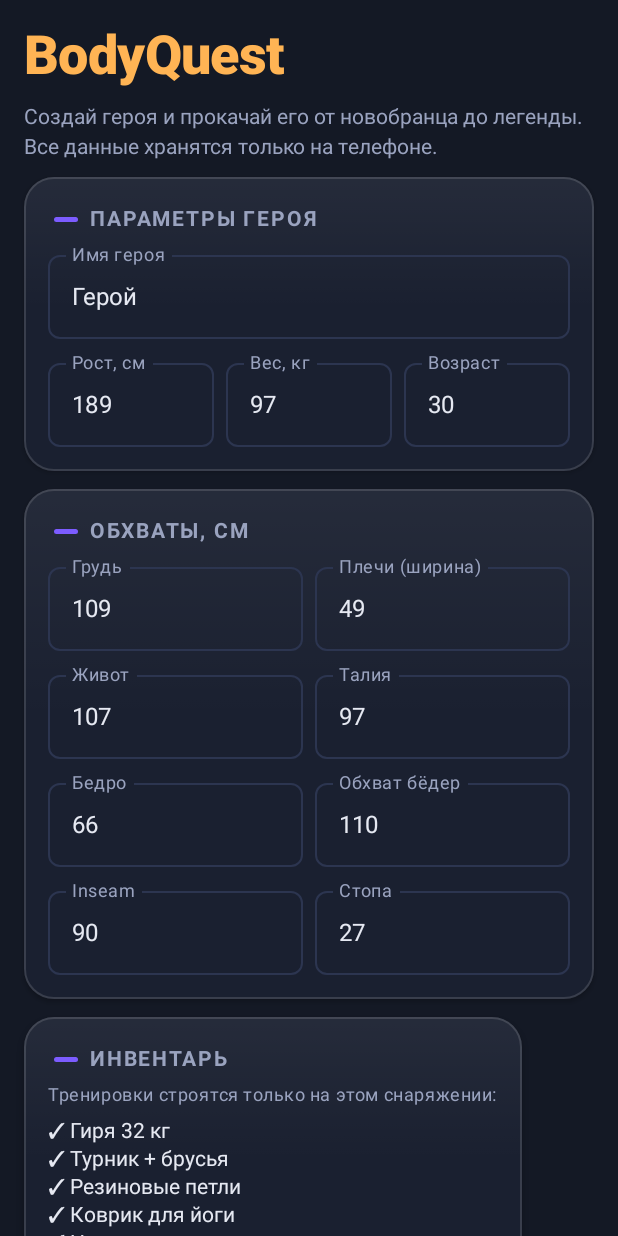
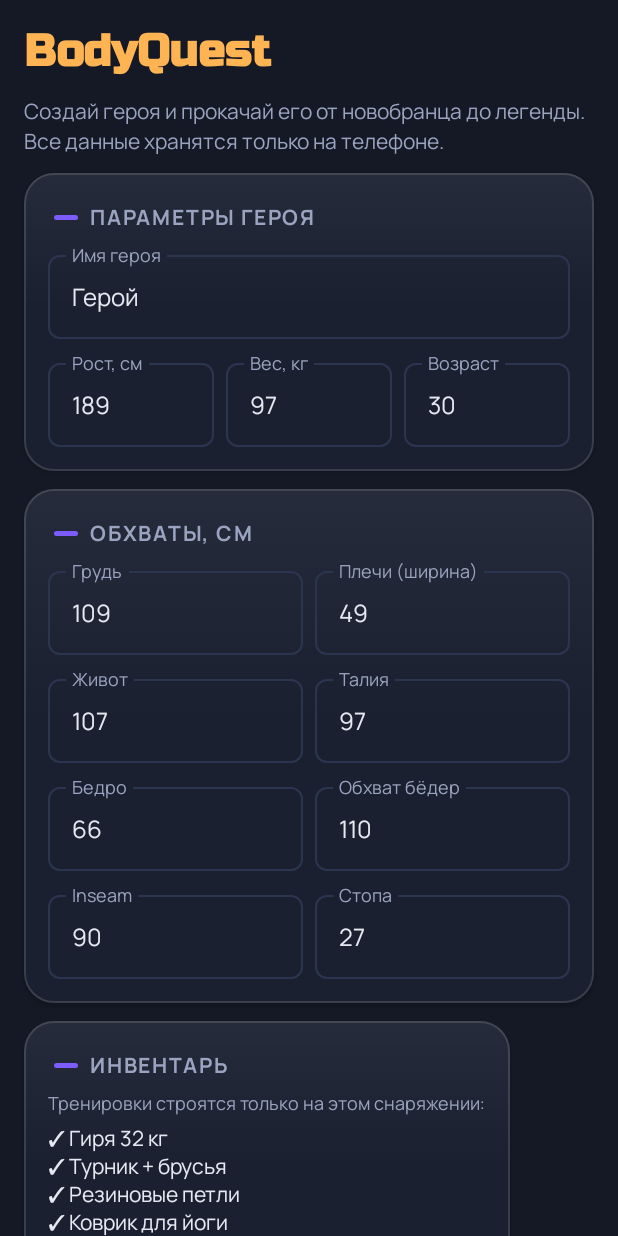
Before and after one commit to kiltler/kiltler, an Android app built with Jetpack Compose: the screen it shows after launch (MainActivity), on a phone screen of 412 x 824 dp. Run offline under Robolectric (Android 15) with nearby library versions, the phone set to English and light mode, and no system bars; our stand-ins replace Room's generated code.

Commit message:
UI final: Manrope + Russo One fonts (вшиты в res/font), restyled bottom navigation

```diff
--- a/app/src/main/java/com/bodyquest/app/ui/Navigation.kt
+++ b/app/src/main/java/com/bodyquest/app/ui/Navigation.kt
@@ -1,18 +1,26 @@
 package com.bodyquest.app.ui
 
 import androidx.compose.foundation.layout.Box
+import androidx.compose.foundation.layout.Column
 import androidx.compose.foundation.layout.fillMaxSize
 import androidx.compose.foundation.layout.padding
 import androidx.compose.material.icons.Icons
+import androidx.compose.material.icons.automirrored.filled.ShowChart
+import androidx.compose.material.icons.automirrored.outlined.ShowChart
 import androidx.compose.material.icons.filled.FitnessCenter
 import androidx.compose.material.icons.filled.Home
 import androidx.compose.material.icons.filled.Person
 import androidx.compose.material.icons.filled.Restaurant
-import androidx.compose.material.icons.filled.ShowChart
+import androidx.compose.material.icons.outlined.FitnessCenter
+import androidx.compose.material.icons.outlined.Home
+import androidx.compose.material.icons.outlined.Person
+import androidx.compose.material.icons.outlined.Restaurant
+import androidx.compose.material3.HorizontalDivider
 import androidx.compose.material3.Icon
 import androidx.compose.material3.MaterialTheme
 import androidx.compose.material3.NavigationBar
 import androidx.compose.material3.NavigationBarItem
+import androidx.compose.material3.NavigationBarItemDefaults
 import androidx.compose.material3.Scaffold
 import androidx.compose.material3.Text
 import androidx.compose.ui.text.style.TextOverflow
@@ -23,6 +31,7 @@ import androidx.compose.runtime.getValue
 import androidx.compose.ui.Modifier
 import androidx.compose.ui.platform.LocalContext
 import androidx.compose.ui.graphics.vector.ImageVector
+import androidx.compose.ui.unit.dp
 import androidx.lifecycle.compose.collectAsStateWithLifecycle
 import androidx.navigation.NavGraph.Companion.findStartDestination
 import androidx.navigation.compose.NavHost
@@ -41,6 +50,7 @@ import com.bodyquest.app.ui.screens.ProfileScreen
 import com.bodyquest.app.ui.screens.ProgramScreen
 import com.bodyquest.app.ui.screens.ProgressScreen
 import com.bodyquest.app.ui.screens.WorkoutScreen
+import com.bodyquest.app.ui.theme.BqHairline
 
 private object Routes {
     const val DASHBOARD = "dashboard"
@@ -53,14 +63,19 @@ private object Routes {
     const val WORKOUT = "workout"
 }
 
-private data class Tab(val route: String, val label: String, val icon: ImageVector)
+private data class Tab(
+    val route: String,
+    val label: String,
+    val iconSelected: ImageVector,
+    val iconUnselected: ImageVector,
+)
 
 private val tabs = listOf(
-    Tab(Routes.DASHBOARD, "Герой", Icons.Filled.Home),
-    Tab(Routes.PROGRAM, "Программа", Icons.Filled.FitnessCenter),
-    Tab(Routes.PROGRESS, "Прогресс", Icons.Filled.ShowChart),
-    Tab(Routes.NUTRITION, "Питание", Icons.Filled.Restaurant),
-    Tab(Routes.PROFILE, "Профиль", Icons.Filled.Person),
+    Tab(Routes.DASHBOARD, "Герой", Icons.Filled.Home, Icons.Outlined.Home),
+    Tab(Routes.PROGRAM, "Программа", Icons.Filled.FitnessCenter, Icons.Outlined.FitnessCenter),
+    Tab(Routes.PROGRESS, "Прогресс", Icons.AutoMirrored.Filled.ShowChart, Icons.AutoMirrored.Outlined.ShowChart),
+    Tab(Routes.NUTRITION, "Питание", Icons.Filled.Restaurant, Icons.Outlined.Restaurant),
+    Tab(Routes.PROFILE, "Профиль", Icons.Filled.Person, Icons.Outlined.Person),
 )
 
 @Composable
@@ -95,10 +110,13 @@ private fun MainScaffold(vm: BodyQuestViewModel, state: AppUiState) {
         bottomBar = {
             val backStackEntry by navController.currentBackStackEntryAsState()
             val current = backStackEntry?.destination?.route
+            Column {
+                HorizontalDivider(thickness = 1.dp, color = BqHairline)
                 NavigationBar {
                     tabs.forEach { tab ->
+                        val selected = current == tab.route
                         NavigationBarItem(
-                        selected = current == tab.route,
+                            selected = selected,
                             onClick = {
                                 navController.navigate(tab.route) {
                                     popUpTo(navController.graph.findStartDestination().id) { saveState = true }
@@ -106,7 +124,12 @@ private fun MainScaffold(vm: BodyQuestViewModel, state: AppUiState) {
                                     restoreState = true
                                 }
                             },
-                        icon = { Icon(tab.icon, contentDescription = tab.label) },
+                            icon = {
+                                Icon(
+                                    if (selected) tab.iconSelected else tab.iconUnselected,
+                                    contentDescription = tab.label,
+                                )
+                            },
                             label = {
                                 Text(
                                     tab.label,
@@ -117,7 +140,15 @@ private fun MainScaffold(vm: BodyQuestViewModel, state: AppUiState) {
                                 )
                             },
                             alwaysShowLabel = true,
+                            colors = NavigationBarItemDefaults.colors(
+                                selectedIconColor = MaterialTheme.colorScheme.primary,
+                                selectedTextColor = MaterialTheme.colorScheme.primary,
+                                indicatorColor = MaterialTheme.colorScheme.primary.copy(alpha = 0.16f),
+                                unselectedIconColor = MaterialTheme.colorScheme.onSurfaceVariant,
+                                unselectedTextColor = MaterialTheme.colorScheme.onSurfaceVariant,
+                            ),
                         )
+                    }
                 }
             }
         },
--- a/app/src/main/java/com/bodyquest/app/ui/theme/Theme.kt
+++ b/app/src/main/java/com/bodyquest/app/ui/theme/Theme.kt
@@ -8,9 +8,24 @@ import androidx.compose.material3.darkColorScheme
 import androidx.compose.runtime.Composable
 import androidx.compose.ui.graphics.Color
 import androidx.compose.ui.text.TextStyle
+import androidx.compose.ui.text.font.Font
+import androidx.compose.ui.text.font.FontFamily
 import androidx.compose.ui.text.font.FontWeight
 import androidx.compose.ui.unit.dp
 import androidx.compose.ui.unit.sp
+import com.bodyquest.app.R
+
+// Manrope — основной UI-шрифт (titles/body/labels), веса 400–800.
+private val Manrope = FontFamily(
+    Font(R.font.manrope_regular, FontWeight.Normal),
+    Font(R.font.manrope_medium, FontWeight.Medium),
+    Font(R.font.manrope_semibold, FontWeight.SemiBold),
+    Font(R.font.manrope_bold, FontWeight.Bold),
+    Font(R.font.manrope_extrabold, FontWeight.ExtraBold),
+)
+
+// Russo One — дисплейный «игровой» шрифт, только для крупных заголовков.
+private val RussoOne = FontFamily(Font(R.font.russo_one))
 
 private val BqColorScheme = darkColorScheme(
     primary = BqPrimary,
@@ -32,14 +47,19 @@ private val BqColorScheme = darkColorScheme(
 )
 
 private val BqTypography = Typography(
-    headlineLarge = TextStyle(fontWeight = FontWeight.Black, fontSize = 36.sp, lineHeight = 40.sp, letterSpacing = (-0.4).sp),
-    headlineMedium = TextStyle(fontWeight = FontWeight.ExtraBold, fontSize = 27.sp, lineHeight = 32.sp, letterSpacing = (-0.2).sp),
-    titleLarge = TextStyle(fontWeight = FontWeight.Bold, fontSize = 20.sp, lineHeight = 24.sp),
-    titleMedium = TextStyle(fontWeight = FontWeight.SemiBold, fontSize = 16.sp, lineHeight = 20.sp),
-    bodyLarge = TextStyle(fontSize = 16.sp, lineHeight = 24.sp),
-    bodyMedium = TextStyle(fontSize = 14.sp, lineHeight = 20.sp),
-    labelLarge = TextStyle(fontWeight = FontWeight.SemiBold, fontSize = 14.sp, letterSpacing = 0.3.sp),
-    labelSmall = TextStyle(fontWeight = FontWeight.Medium, fontSize = 11.sp, letterSpacing = 0.8.sp),
+    // Заголовки — Russo One
+    headlineLarge = TextStyle(fontFamily = RussoOne, fontSize = 30.sp, lineHeight = 36.sp, letterSpacing = (-0.2).sp),
+    headlineMedium = TextStyle(fontFamily = RussoOne, fontSize = 24.sp, lineHeight = 30.sp),
+    headlineSmall = TextStyle(fontFamily = RussoOne, fontSize = 20.sp, lineHeight = 26.sp),
+    // Остальной UI — Manrope
+    titleLarge = TextStyle(fontFamily = Manrope, fontWeight = FontWeight.Bold, fontSize = 20.sp, lineHeight = 24.sp),
+    titleMedium = TextStyle(fontFamily = Manrope, fontWeight = FontWeight.SemiBold, fontSize = 16.sp, lineHeight = 20.sp),
+    bodyLarge = TextStyle(fontFamily = Manrope, fontSize = 16.sp, lineHeight = 24.sp),
+    bodyMedium = TextStyle(fontFamily = Manrope, fontSize = 14.sp, lineHeight = 20.sp),
+    bodySmall = TextStyle(fontFamily = Manrope, fontSize = 12.sp, lineHeight = 16.sp),
+    labelLarge = TextStyle(fontFamily = Manrope, fontWeight = FontWeight.SemiBold, fontSize = 14.sp, letterSpacing = 0.3.sp),
+    labelMedium = TextStyle(fontFamily = Manrope, fontWeight = FontWeight.Medium, fontSize = 12.sp, letterSpacing = 0.3.sp),
+    labelSmall = TextStyle(fontFamily = Manrope, fontWeight = FontWeight.Medium, fontSize = 11.sp, letterSpacing = 0.8.sp),
 )
 
 private val BqShapes = Shapes(
```
Also changed, not shown: app/src/main/res/font/manrope_bold.ttf (added), app/src/main/res/font/manrope_extrabold.ttf (added), app/src/main/res/font/manrope_medium.ttf (added), app/src/main/res/font/manrope_regular.ttf (added), app/src/main/res/font/manrope_semibold.ttf (added), app/src/main/res/font/russo_one.ttf (added). Lines whose indentation alone changed are shown as unchanged.
